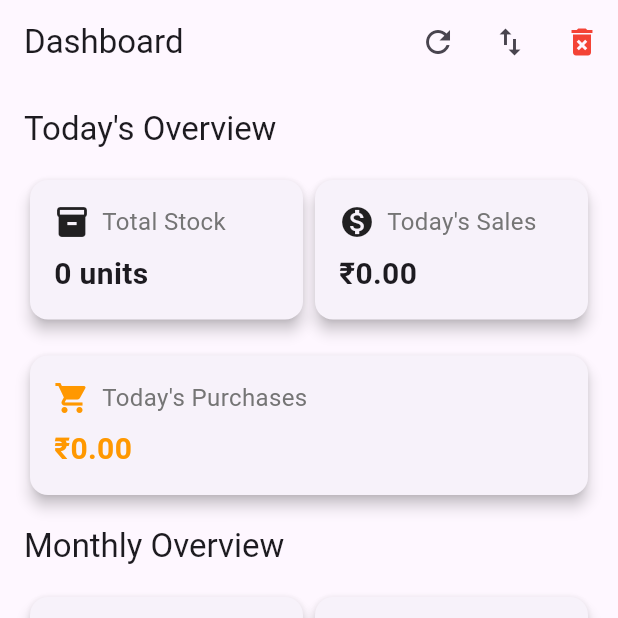
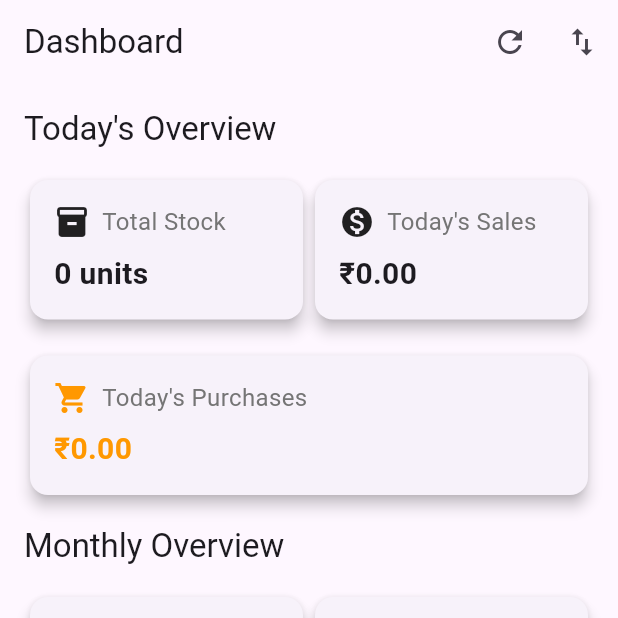
Before and after one commit to maheshbailur/softdrinksdealer, a Flutter app: the screen it shows after launch, on a phone screen of 412 x 824 dp, the top half of it. Run offline on Flutter 3.47's test engine with Material 3 defaults, Android fonts, the light colour scheme and no system bars; our stand-ins replace file_picker, fl_chart, open_file, pdf, permission_handler, sqflite; missing offline and left inert: excel; accounts and stored records are empty.

Commit message:
hide reset data icon in dashboard screen

```diff
--- a/lib/screens/dashboard_screen.dart
+++ b/lib/screens/dashboard_screen.dart
@@ -518,12 +518,12 @@ void _showSnackBar(String message, {bool isError = false}) {
               ),
             ],
           ),
-          IconButton(
-            icon: Icon(Icons.delete_forever),
-            color: Colors.red,
-            onPressed: _resetAllData,
-            tooltip: 'Reset All Data',
-          ),
+          // IconButton(
+          //   icon: Icon(Icons.delete_forever),
+          //   color: Colors.red,
+          //   onPressed: _resetAllData,
+          //   tooltip: 'Reset All Data',
+          // ),
         ],
       ),
       body: _isLoading
```
